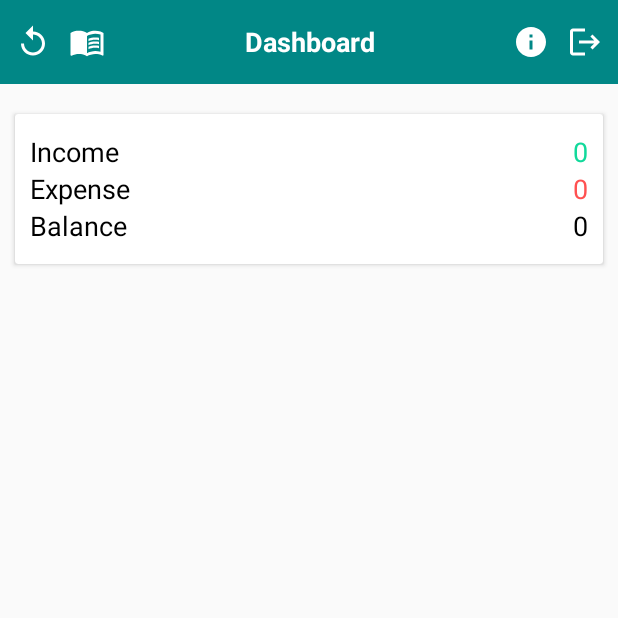
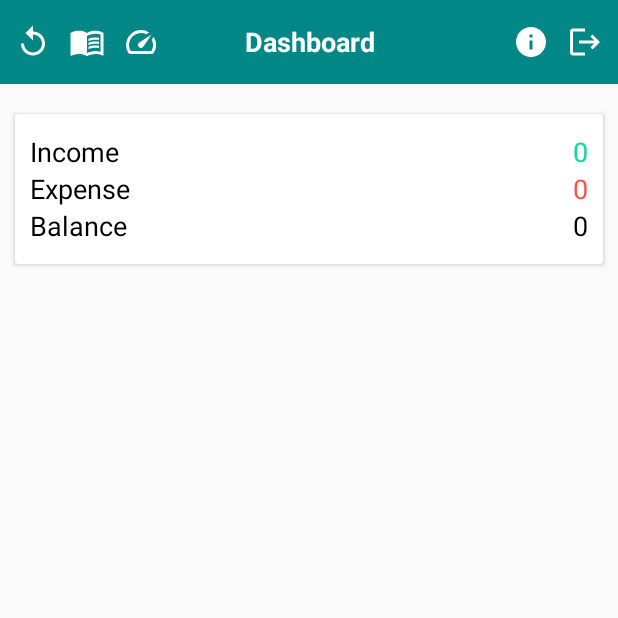
Before and after one commit to zhaolinlau/Expense-Tracker, an Android app: the DashboardActivity screen opened directly, with no data from a screen before it, on a phone screen of 412 x 824 dp, the top half of it. Run offline under Robolectric (Android 15) with nearby library versions, the phone set to English and light mode, and no system bars; our stand-ins replace Firebase (no records; nobody signed in at launch, a user with empty details on screens opened directly); 2 statements that could not run were skipped.

Commit message:
add accelerometer sensor

```diff
--- a/app/src/main/AndroidManifest.xml
+++ b/app/src/main/AndroidManifest.xml
@@ -17,9 +17,12 @@
         android:theme="@style/Theme.ExpenseTracker"
         tools:targetApi="31">
         <activity
+            android:name=".AccelerometerActivity"
+            android:exported="false" />
+        <activity
             android:name=".ReportActivity"
             android:exported="false"
-            android:parentActivityName=".DashboardActivity"/>
+            android:parentActivityName=".DashboardActivity" />
         <activity
             android:name=".AboutUsActivity"
             android:exported="false"
--- a/app/src/main/java/com/example/expensetracker/DashboardActivity.java
+++ b/app/src/main/java/com/example/expensetracker/DashboardActivity.java
@@ -112,6 +112,13 @@ public class DashboardActivity extends AppCompatActivity {
             @Override
             public void onClick(View view) {
                 startActivity(new Intent(DashboardActivity.this, ReportActivity.class));
+            }
+        });
+
+        binding.accelerometerBtn.setOnClickListener(new View.OnClickListener() {
+            @Override
+            public void onClick(View view) {
+                startActivity(new Intent(DashboardActivity.this, AccelerometerActivity.class));
             }
         });
 
--- /dev/null
+++ b/app/src/main/res/drawable/accelerometer_img.xml
@@ -0,0 +1,5 @@
+<vector android:height="24dp" android:tint="#FFFFFF"
+    android:viewportHeight="24" android:viewportWidth="24"
+    android:width="24dp" xmlns:android="http://schemas.android.com/apk/res/android">
+    <path android:fillColor="@android:color/white" android:pathData="M20.38,8.57l-1.23,1.85a8,8 0,0 1,-0.22 7.58L5.07,18A8,8 0,0 1,15.58 6.85l1.85,-1.23A10,10 0,0 0,3.35 19a2,2 0,0 0,1.72 1h13.85a2,2 0,0 0,1.74 -1,10 10,0 0,0 -0.27,-10.44zM10.59,15.41a2,2 0,0 0,2.83 0l5.66,-8.49 -8.49,5.66a2,2 0,0 0,0 2.83z"/>
+</vector>
--- a/app/src/main/res/layout/activity_dashboard.xml
+++ b/app/src/main/res/layout/activity_dashboard.xml
@@ -25,6 +25,14 @@
             android:layout_toRightOf="@+id/refresh_btn"
             android:layout_marginLeft="12dp"
             android:src="@drawable/report_img"
+            android:layout_centerVertical="true"
+            android:layout_width="wrap_content"
+            android:layout_height="wrap_content"/>
+        <ImageView
+            android:id="@+id/accelerometer_btn"
+            android:layout_toRightOf="@+id/report_btn"
+            android:layout_marginLeft="12dp"
+            android:src="@drawable/accelerometer_img"
             android:layout_centerVertical="true"
             android:layout_width="wrap_content"
             android:layout_height="wrap_content"/>
```
Also changed, not shown: app/src/main/java/com/example/expensetracker/AccelerometerActivity.java (added, +68 -0 lines), app/src/main/res/layout/activity_accelerometer.xml (added, +44 -0 lines).
